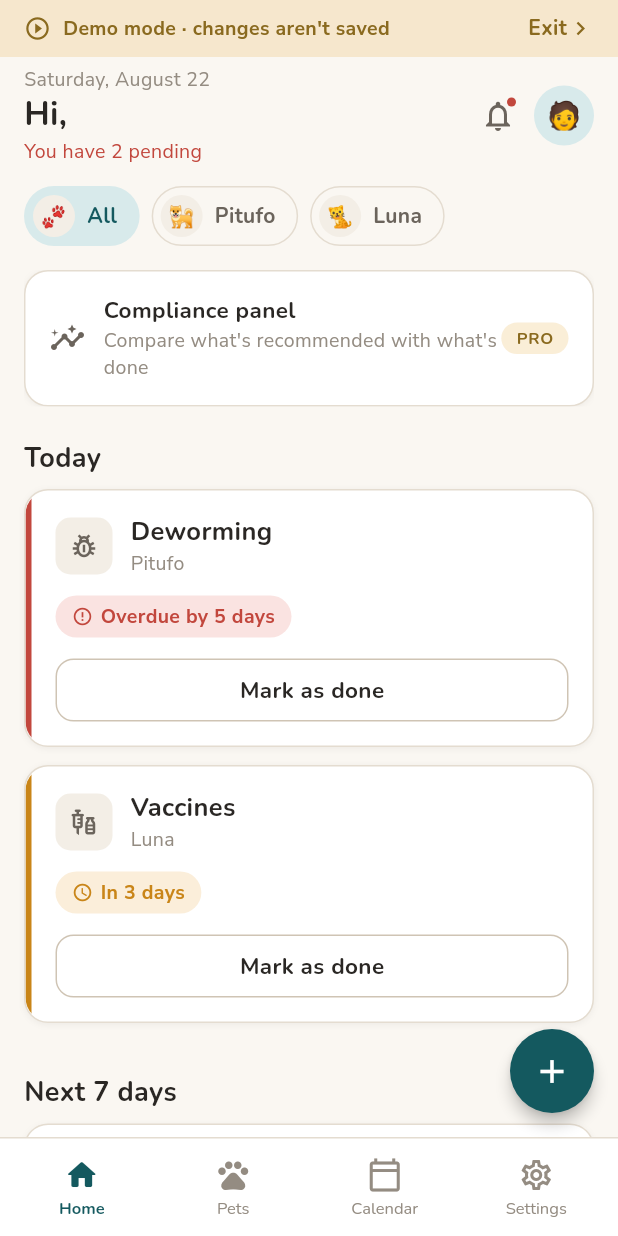
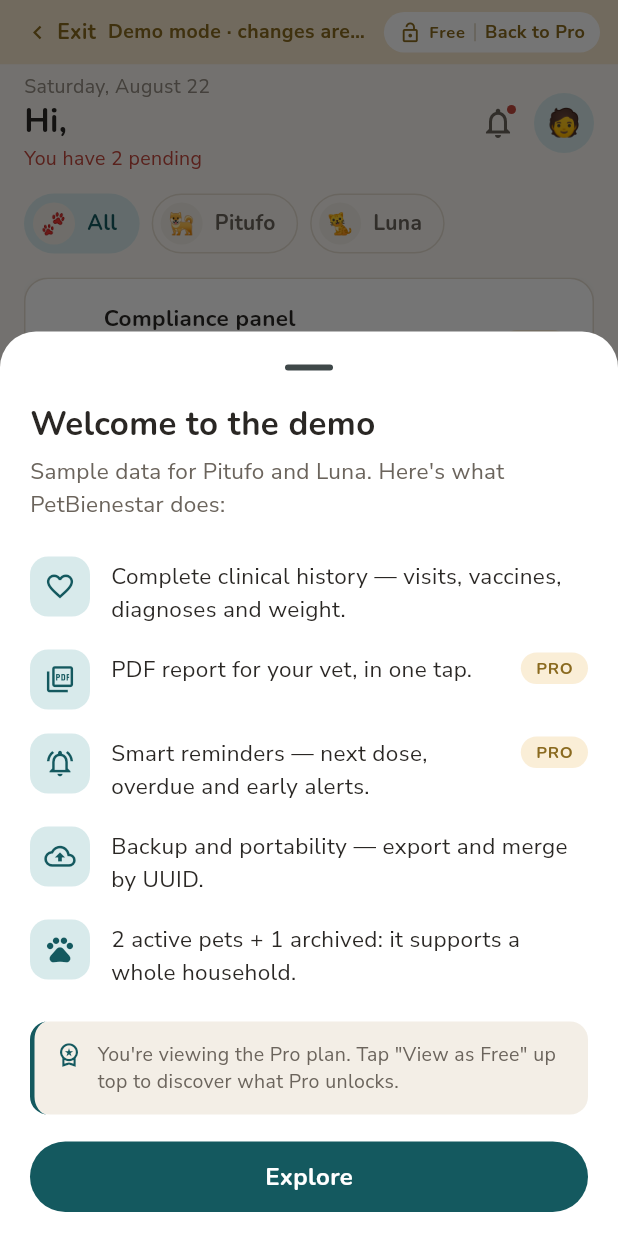
Before and after one commit to yesithv/pitu-app, a Flutter app: the _DemoScaffold screen opened directly, on a phone screen of 412 x 824 dp. Run offline on Flutter 3.47's test engine with Material 3 defaults, Android fonts, the phone set to English and light mode, and no system bars; our stand-ins replace drift, file_picker, flutter_local_notifications, flutter_riverpod, flutter_secure_storage, flutter_timezone and 8 more; missing offline and left inert: dart:ffi, dart:html, sqlcipher_flutter_libs, sqlite3; accounts and stored records are empty; generated files the repository leaves out were written again.

Commit message:
feat(demo): recorrido Pro para resaltar la versión Pro en la demo
Implementa la mejora documentada en docs/DEMO_ENFOQUE.md §3.1 y §3.3, que
estaba marcada como propuesta no implementada: hacer palpable el valor y el
contraste Free vs. Pro dentro de la demo de exhibición.

- Hoja de bienvenida (§3.1): al entrar al demo se muestra una sola vez una
  hoja con las funciones estrella, marcando con ProBadge las exclusivas de Pro
  (DemoWelcomeSheet).
- Conmutador Free↔Pro visible (§3.3): pill en la barra del demo que alterna el
  plan en vivo (DemoPlanPill), sacándolo de Ajustes. Al pasar a Free, el
  dashboard muestra el teaser con candado y las acciones Pro abren el paywall
  ya existente.

Reutiliza ProBadge, InfoNote, PlansScreen, el teaser del dashboard y
EntitlementController.useFreeForDemo()/unlockPro(); no toca la lógica de
negocio (PlanLimits). Añade i18n en 5 idiomas, prueba de widget y actualiza
docs/DEMO_ENFOQUE.md y CHANGELOG.md.

Co-Authored-By: Claude Opus 4.8 <noreply@anthropic.com>
Claude-Session: https://claude.ai/code/session_018Gh9DA5FpgHSUYAcpa9M27

```diff
--- a/lib/app.dart
+++ b/lib/app.dart
@@ -7,12 +7,15 @@ import 'core/i18n/locale_controller.dart';
 import 'core/data/seed.dart';
 import 'core/di/providers.dart';
 import 'core/theme/app_colors.dart';
+import 'core/theme/app_dimens.dart';
 import 'core/theme/app_text.dart';
 import 'core/theme/app_theme.dart';
 import 'core/utils/clock.dart';
 import 'core/utils/id_generator.dart';
 import 'features/auth/application/auth_providers.dart';
 import 'features/auth/presentation/login_screen.dart';
+import 'features/demo/presentation/demo_plan_pill.dart';
+import 'features/demo/presentation/demo_welcome_sheet.dart';
 import 'features/plan/presentation/entitlement_sync.dart';
 import 'features/security/presentation/app_lock_gate.dart';
 import 'features/shell/home_shell.dart';
@@ -119,11 +122,30 @@ class _DemoSession extends StatelessWidget {
   }
 }
 
-class _DemoScaffold extends ConsumerWidget {
+class _DemoScaffold extends ConsumerStatefulWidget {
   const _DemoScaffold();
 
   @override
-  Widget build(BuildContext context, WidgetRef ref) {
+  ConsumerState<_DemoScaffold> createState() => _DemoScaffoldState();
+}
+
+class _DemoScaffoldState extends ConsumerState<_DemoScaffold> {
+  bool _welcomeShown = false;
+
+  @override
+  void initState() {
+    super.initState();
+    // Hoja de bienvenida una sola vez por sesión de demo (§3.1). El scope del
+    // demo se recrea en cada entrada, así que un flag de instancia basta.
+    WidgetsBinding.instance.addPostFrameCallback((_) {
+      if (!mounted || _welcomeShown) return;
+      _welcomeShown = true;
+      showDemoWelcomeSheet(context);
+    });
+  }
+
+  @override
+  Widget build(BuildContext context) {
     final c = context.colors;
     final l10n = AppLocalizations.of(context)!;
     return Scaffold(
@@ -134,26 +156,46 @@ class _DemoScaffold extends ConsumerWidget {
             bottom: false,
             child: Material(
               color: c.accent.withValues(alpha: 0.22),
-              child: InkWell(
-                onTap: () =>
-                    ref.read(sessionControllerProvider.notifier).exitDemo(),
               child: Padding(
                 padding:
-                      const EdgeInsets.symmetric(horizontal: 16, vertical: 10),
+                    const EdgeInsets.symmetric(horizontal: 12, vertical: 8),
                 child: Row(
                   children: [
-                      Icon(Icons.play_circle_outline, size: 18, color: c.accentInk),
+                    // Zona de salida del demo (icono + texto + "Salir").
+                    Expanded(
+                      child: InkWell(
+                        borderRadius: Radii.pillAll,
+                        onTap: () => ref
+                            .read(sessionControllerProvider.notifier)
+                            .exitDemo(),
+                        child: Padding(
+                          padding: const EdgeInsets.symmetric(
+                              horizontal: 4, vertical: 4),
+                          child: Row(
+                            children: [
+                              Icon(Icons.chevron_left,
+                                  size: 18, color: c.accentInk),
+                              const SizedBox(width: 4),
+                              Text(l10n.demoExit,
+                                  style: AppText.button(c.accentInk)
+                                      .copyWith(fontSize: 14)),
                               const SizedBox(width: 8),
                               Expanded(
                                 child: Text(
                                   l10n.demoBanner,
                                   style: AppText.metaStrong(c.accentInk),
+                                  overflow: TextOverflow.ellipsis,
                                 ),
                               ),
-                      Text(l10n.demoExit, style: AppText.button(c.accentInk).copyWith(fontSize: 14)),
-                      Icon(Icons.chevron_right, size: 18, color: c.accentInk),
                             ],
                           ),
+                        ),
+                      ),
+                    ),
+                    const SizedBox(width: 8),
+                    // Conmutador Free↔Pro visible en el recorrido (§3.3).
+                    const DemoPlanPill(),
+                  ],
                 ),
               ),
             ),
--- /dev/null
+++ b/lib/features/demo/presentation/demo_plan_pill.dart
@@ -0,0 +1,61 @@
+import 'package:flutter/material.dart';
+import 'package:pitu_app/l10n/app_localizations.dart';
+import 'package:flutter_riverpod/flutter_riverpod.dart';
+
+import '../../../core/theme/app_colors.dart';
+import '../../../core/theme/app_dimens.dart';
+import '../../../core/theme/app_text.dart';
+import '../../plan/application/entitlement_controller.dart';
+
+/// Conmutador Free↔Pro **visible dentro del recorrido del demo**
+/// (`docs/DEMO_ENFOQUE.md` §3.3). Hasta ahora este conmutador vivía escondido en
+/// Ajustes; sacarlo a la barra del demo hace **palpable** el contraste: al pasar a
+/// Free, el dashboard muestra el teaser con candado y las acciones Pro (2.ª
+/// mascota, PDF, recordatorios anticipados) abren el paywall ya existente.
+///
+/// Reutiliza `EntitlementController.useFreeForDemo()` / `unlockPro()`; no altera
+/// la lógica de negocio (`PlanLimits`).
+class DemoPlanPill extends ConsumerWidget {
+  const DemoPlanPill({super.key});
+
+  @override
+  Widget build(BuildContext context, WidgetRef ref) {
+    final c = context.colors;
+    final l10n = AppLocalizations.of(context)!;
+    final isPro = ref.watch(entitlementProvider).isPro;
+    final ctrl = ref.read(entitlementProvider.notifier);
+
+    // Estado actual (ícono + texto) y acción del toque.
+    final planLabel = isPro ? l10n.demoPlanPillProLabel : l10n.demoPlanPillFreeLabel;
+    final actionLabel = isPro ? l10n.demoPlanPillPro : l10n.demoPlanPillFree;
+
+    return Material(
+      color: c.card,
+      borderRadius: Radii.pillAll,
+      child: InkWell(
+        borderRadius: Radii.pillAll,
+        onTap: () => isPro ? ctrl.useFreeForDemo() : ctrl.unlockPro(),
+        child: Padding(
+          padding: const EdgeInsets.symmetric(horizontal: 10, vertical: 5),
+          child: Row(
+            mainAxisSize: MainAxisSize.min,
+            children: [
+              Icon(
+                isPro ? Icons.workspace_premium : Icons.lock_open_outlined,
+                size: 15,
+                color: c.accentInk,
+              ),
+              const SizedBox(width: 5),
+              Text(planLabel, style: AppText.label(c.accentInk)),
+              const SizedBox(width: 6),
+              Container(width: 1, height: 12, color: c.accentInk.withValues(alpha: 0.3)),
+              const SizedBox(width: 6),
+              Text(actionLabel,
+                  style: AppText.metaStrong(c.accentInk).copyWith(fontSize: 12)),
+            ],
+          ),
+        ),
+      ),
+    );
+  }
+}
--- /dev/null
+++ b/lib/features/demo/presentation/demo_welcome_sheet.dart
@@ -0,0 +1,127 @@
+import 'package:flutter/material.dart';
+import 'package:pitu_app/l10n/app_localizations.dart';
+
+import '../../../core/theme/app_colors.dart';
+import '../../../core/theme/app_dimens.dart';
+import '../../../core/theme/app_text.dart';
+import '../../../core/widgets/app_buttons.dart';
+import '../../../core/widgets/common.dart';
+
+/// Abre la hoja de bienvenida del demo (una sola vez por sesión de demo).
+///
+/// Recoge el enfoque de `docs/DEMO_ENFOQUE.md` §3.1: en los primeros segundos el
+/// visitante debe entender **qué hace la app** y **qué desbloquea el Pro**, en vez
+/// de caer directo al dashboard sin contexto. Presenta las funciones estrella
+/// (marcando con `ProBadge` las exclusivas de Pro) y apunta al conmutador
+/// Free↔Pro visible en la barra del demo (§3.3).
+Future<void> showDemoWelcomeSheet(BuildContext context) {
+  return showModalBottomSheet<void>(
+    context: context,
+    showDragHandle: true,
+    isScrollControlled: true,
+    builder: (sheetContext) => const DemoWelcomeSheet(),
+  );
+}
+
+class DemoWelcomeSheet extends StatelessWidget {
+  const DemoWelcomeSheet({super.key});
+
+  @override
+  Widget build(BuildContext context) {
+    final c = context.colors;
+    final l10n = AppLocalizations.of(context)!;
+    return SafeArea(
+      top: false,
+      child: Padding(
+        padding: const EdgeInsets.fromLTRB(20, 0, 20, 16),
+        child: SingleChildScrollView(
+          child: Column(
+            mainAxisSize: MainAxisSize.min,
+            crossAxisAlignment: CrossAxisAlignment.start,
+            children: [
+              Text(l10n.demoWelcomeTitle, style: AppText.title1(c.text)),
+              const SizedBox(height: 6),
+              Text(l10n.demoWelcomeSubtitle, style: AppText.body(c.text2)),
+              const SizedBox(height: 16),
+              _FeatureRow(
+                icon: Icons.favorite_border,
+                text: l10n.demoWelcomeFeatureHistory,
+              ),
+              _FeatureRow(
+                icon: Icons.picture_as_pdf_outlined,
+                text: l10n.demoWelcomeFeaturePdf,
+                pro: true,
+              ),
+              _FeatureRow(
+                icon: Icons.notifications_active_outlined,
+                text: l10n.demoWelcomeFeatureReminders,
+                pro: true,
+              ),
+              _FeatureRow(
+                icon: Icons.cloud_upload_outlined,
+                text: l10n.demoWelcomeFeatureBackup,
+              ),
+              _FeatureRow(
+                icon: Icons.pets_outlined,
+                text: l10n.demoWelcomeMultiPet,
+              ),
+              const SizedBox(height: 14),
+              InfoNote(l10n.demoWelcomeProHint, icon: Icons.workspace_premium_outlined),
+              const SizedBox(height: 18),
+              PrimaryButton(
+                label: l10n.demoWelcomeExplore,
+                onPressed: () => Navigator.of(context).pop(),
+              ),
+            ],
+          ),
+        ),
+      ),
+    );
+  }
+}
+
+/// Fila de función estrella: ícono en pastilla de marca + texto, con `ProBadge`
+/// opcional para las funciones exclusivas de Pro (identidad §10: nunca solo color).
+class _FeatureRow extends StatelessWidget {
+  const _FeatureRow({required this.icon, required this.text, this.pro = false});
+  final IconData icon;
+  final String text;
+  final bool pro;
+
+  @override
+  Widget build(BuildContext context) {
+    final c = context.colors;
+    return Padding(
+      padding: const EdgeInsets.symmetric(vertical: 8),
+      child: Row(
+        crossAxisAlignment: CrossAxisAlignment.start,
+        children: [
+          Container(
+            width: 40,
+            height: 40,
+            alignment: Alignment.center,
+            decoration: BoxDecoration(
+              color: c.brandSoft,
+              borderRadius: Radii.fieldAll,
+            ),
+            child: Icon(icon, color: c.brand, size: 21),
+          ),
+          const SizedBox(width: 14),
+          Expanded(
+            child: Padding(
+              padding: const EdgeInsets.only(top: 2),
+              child: Text(text, style: AppText.body(c.text)),
+            ),
+          ),
+          if (pro) ...[
+            const SizedBox(width: 8),
+            const Padding(
+              padding: EdgeInsets.only(top: 2),
+              child: ProBadge(),
+            ),
+          ],
+        ],
+      ),
+    );
+  }
+}
--- a/lib/l10n/app_de.arb
+++ b/lib/l10n/app_de.arb
@@ -36,6 +36,19 @@
 
   "demoBanner": "Demomodus · Änderungen werden nicht gespeichert",
   "demoExit": "Verlassen",
+  "demoPlanPillProLabel": "Pro",
+  "demoPlanPillFreeLabel": "Free",
+  "demoPlanPillPro": "Als Free ansehen",
+  "demoPlanPillFree": "Zurück zu Pro",
+  "demoWelcomeTitle": "Willkommen in der Demo",
+  "demoWelcomeSubtitle": "Beispieldaten für Pitufo und Luna. Das kann PetBienestar:",
+  "demoWelcomeFeatureHistory": "Vollständige Krankenakte — Besuche, Impfungen, Diagnosen und Gewicht.",
+  "demoWelcomeFeaturePdf": "PDF-Bericht für deine Tierärztin mit einem Tippen.",
+  "demoWelcomeFeatureReminders": "Intelligente Erinnerungen — nächste Dosis, überfällig und vorzeitig.",
+  "demoWelcomeFeatureBackup": "Backup und Portabilität — per UUID exportieren und zusammenführen.",
+  "demoWelcomeMultiPet": "2 aktive Haustiere + 1 archiviertes: für einen ganzen Haushalt.",
+  "demoWelcomeProHint": "Du siehst den Pro-Plan. Tippe oben auf „Als Free ansehen“, um zu entdecken, was Pro freischaltet.",
+  "demoWelcomeExplore": "Entdecken",
 
   "loginTabLogin": "Anmelden",
   "loginTabRegister": "Konto erstellen",
--- a/lib/l10n/app_en.arb
+++ b/lib/l10n/app_en.arb
@@ -37,6 +37,19 @@
 
   "demoBanner": "Demo mode · changes aren't saved",
   "demoExit": "Exit",
+  "demoPlanPillProLabel": "Pro",
+  "demoPlanPillFreeLabel": "Free",
+  "demoPlanPillPro": "View as Free",
+  "demoPlanPillFree": "Back to Pro",
+  "demoWelcomeTitle": "Welcome to the demo",
+  "demoWelcomeSubtitle": "Sample data for Pitufo and Luna. Here's what PetBienestar does:",
+  "demoWelcomeFeatureHistory": "Complete clinical history — visits, vaccines, diagnoses and weight.",
+  "demoWelcomeFeaturePdf": "PDF report for your vet, in one tap.",
+  "demoWelcomeFeatureReminders": "Smart reminders — next dose, overdue and early alerts.",
+  "demoWelcomeFeatureBackup": "Backup and portability — export and merge by UUID.",
+  "demoWelcomeMultiPet": "2 active pets + 1 archived: it supports a whole household.",
+  "demoWelcomeProHint": "You're viewing the Pro plan. Tap \"View as Free\" up top to discover what Pro unlocks.",
+  "demoWelcomeExplore": "Explore",
 
   "loginTabLogin": "Sign in",
   "loginTabRegister": "Create account",
--- a/lib/l10n/app_es.arb
+++ b/lib/l10n/app_es.arb
@@ -36,6 +36,19 @@
 
   "demoBanner": "Modo demo · los cambios no se guardan",
   "demoExit": "Salir",
+  "demoPlanPillProLabel": "Pro",
+  "demoPlanPillFreeLabel": "Free",
+  "demoPlanPillPro": "Ver como Free",
+  "demoPlanPillFree": "Volver a Pro",
+  "demoWelcomeTitle": "Te damos la bienvenida a la demo",
+  "demoWelcomeSubtitle": "Datos de ejemplo de Pitufo y Luna. Esto es lo que hace PetBienestar:",
+  "demoWelcomeFeatureHistory": "Historial clínico completo — visitas, vacunas, diagnósticos y peso.",
+  "demoWelcomeFeaturePdf": "Reporte PDF para tu veterinario, con un toque.",
+  "demoWelcomeFeatureReminders": "Recordatorios inteligentes — próxima dosis, vencidos y anticipados.",
+  "demoWelcomeFeatureBackup": "Respaldo y portabilidad — exporta y combina por UUID.",
+  "demoWelcomeMultiPet": "2 mascotas activas + 1 archivada: soporta un hogar completo.",
+  "demoWelcomeProHint": "Estás viendo el plan Pro. Toca \"Ver como Free\" arriba para descubrir qué desbloquea el Pro.",
+  "demoWelcomeExplore": "Explorar",
 
   "loginTabLogin": "Ingresar",
   "loginTabRegister": "Crear cuenta",
--- a/lib/l10n/app_fr.arb
+++ b/lib/l10n/app_fr.arb
@@ -36,6 +36,19 @@
 
   "demoBanner": "Mode démo · les modifications ne sont pas enregistrées",
   "demoExit": "Quitter",
+  "demoPlanPillProLabel": "Pro",
+  "demoPlanPillFreeLabel": "Free",
+  "demoPlanPillPro": "Voir en Free",
+  "demoPlanPillFree": "Revenir à Pro",
+  "demoWelcomeTitle": "Bienvenue dans la démo",
+  "demoWelcomeSubtitle": "Données d'exemple pour Pitufo et Luna. Voici ce que fait PetBienestar :",
+  "demoWelcomeFeatureHistory": "Historique clinique complet — visites, vaccins, diagnostics et poids.",
+  "demoWelcomeFeaturePdf": "Rapport PDF pour votre vétérinaire, en un geste.",
+  "demoWelcomeFeatureReminders": "Rappels intelligents — prochaine dose, en retard et anticipés.",
+  "demoWelcomeFeatureBackup": "Sauvegarde et portabilité — exportez et fusionnez par UUID.",
+  "demoWelcomeMultiPet": "2 animaux actifs + 1 archivé : il gère tout un foyer.",
+  "demoWelcomeProHint": "Vous consultez le plan Pro. Touchez « Voir en Free » en haut pour découvrir ce que Pro débloque.",
+  "demoWelcomeExplore": "Explorer",
 
   "loginTabLogin": "Se connecter",
   "loginTabRegister": "Créer un compte",
--- a/lib/l10n/app_pt.arb
+++ b/lib/l10n/app_pt.arb
@@ -36,6 +36,19 @@
 
   "demoBanner": "Modo demo · as alterações não são salvas",
   "demoExit": "Sair",
+  "demoPlanPillProLabel": "Pro",
+  "demoPlanPillFreeLabel": "Free",
+  "demoPlanPillPro": "Ver como Free",
+  "demoPlanPillFree": "Voltar ao Pro",
+  "demoWelcomeTitle": "Boas-vindas à demo",
+  "demoWelcomeSubtitle": "Dados de exemplo de Pitufo e Luna. Veja o que o PetBienestar faz:",
+  "demoWelcomeFeatureHistory": "Histórico clínico completo — consultas, vacinas, diagnósticos e peso.",
+  "demoWelcomeFeaturePdf": "Relatório em PDF para o seu veterinário, com um toque.",
+  "demoWelcomeFeatureReminders": "Lembretes inteligentes — próxima dose, atrasados e antecipados.",
+  "demoWelcomeFeatureBackup": "Backup e portabilidade — exporte e combine por UUID.",
+  "demoWelcomeMultiPet": "2 pets ativos + 1 arquivado: comporta uma casa inteira.",
+  "demoWelcomeProHint": "Você está no plano Pro. Toque em \"Ver como Free\" acima para descobrir o que o Pro desbloqueia.",
+  "demoWelcomeExplore": "Explorar",
 
   "loginTabLogin": "Entrar",
   "loginTabRegister": "Criar conta",
```
Also changed, not shown: 3 other files. Lines whose indentation alone changed are shown as unchanged.
